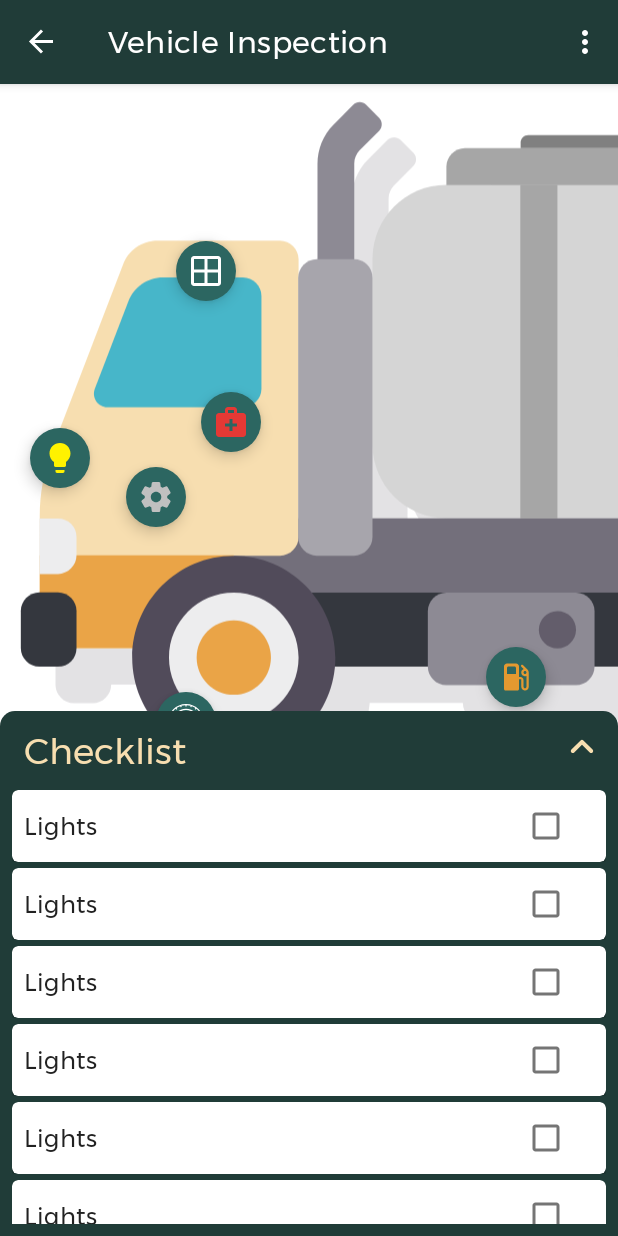
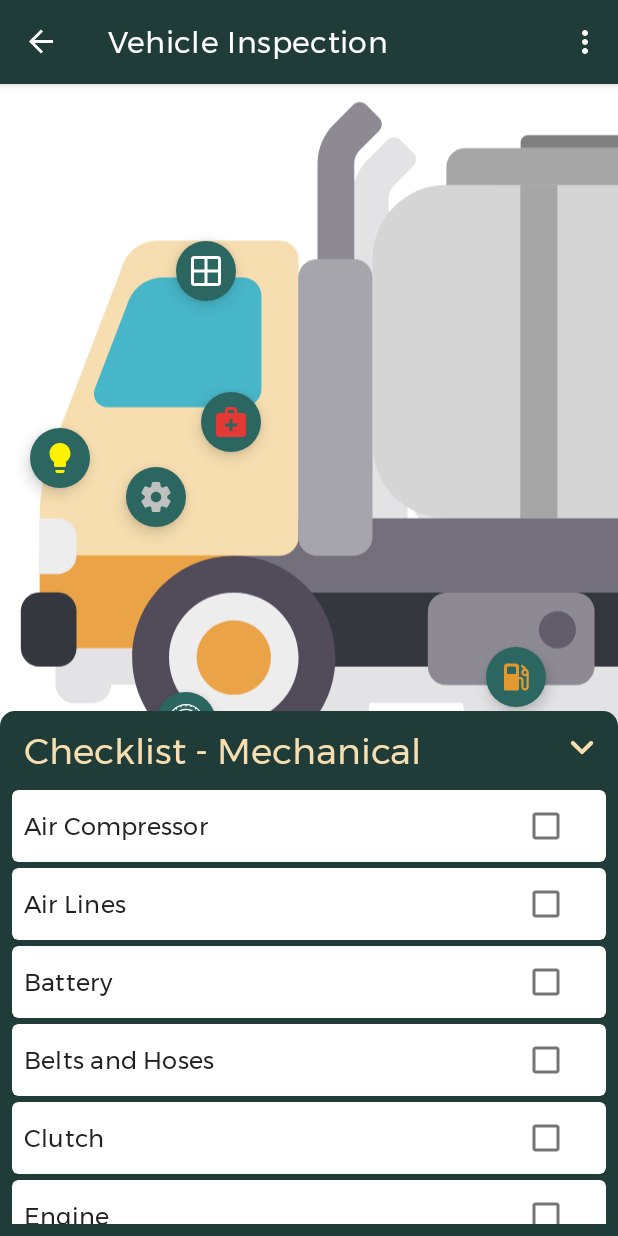
Before and after one commit to juanm707/CVMTools, an Android app: the VehicleChecklistFragment screen opened through its navigation route, in the options menu, after a tap on "Settings", on a phone screen of 412 x 824 dp. Run offline under Robolectric (Android 15) with nearby library versions, the phone set to English and light mode, and no system bars; our stand-ins replace navigation-ui; Roboto replaces fonts that are not available here.

Commit message:
checklist button clicks show list

```diff
--- a/app/src/main/java/com/example/cvmtools/adapter/ChecklistItemAdapter.kt
+++ b/app/src/main/java/com/example/cvmtools/adapter/ChecklistItemAdapter.kt
@@ -6,8 +6,10 @@ import android.view.ViewGroup
 import android.widget.TextView
 import androidx.recyclerview.widget.RecyclerView
 import com.example.cvmtools.R
+import com.example.cvmtools.model.ChecklistItemList
+import com.google.android.material.checkbox.MaterialCheckBox
 
-class ChecklistItemAdapter : RecyclerView.Adapter<ChecklistItemAdapter.ChecklistItemViewHolder>() {
+class ChecklistItemAdapter(private val list: ChecklistItemList, private val checkBoxListener: OnListCheckBoxListener) : RecyclerView.Adapter<ChecklistItemAdapter.ChecklistItemViewHolder>() {
 
     override fun onCreateViewHolder(parent: ViewGroup, viewType: Int): ChecklistItemViewHolder {
         val layout = LayoutInflater
@@ -17,15 +19,24 @@ class ChecklistItemAdapter : RecyclerView.Adapter<ChecklistItemAdapter.Checklist
     }
 
     override fun onBindViewHolder(holder: ChecklistItemViewHolder, position: Int) {
-        holder.checklistItem.text = "Lights"
+        val item = list.itemList[position]
+        holder.checklistItem.text = item.itemName
+        holder.checklistBox.isChecked = item.checked
+        holder.checklistBox.setOnCheckedChangeListener { buttonView, isChecked ->
+            checkBoxListener.onCheckboxClick(holder.adapterPosition, isChecked)
+        }
     }
 
     override fun getItemCount(): Int {
-        return 10
+        return list.itemList.size
     }
 
     class ChecklistItemViewHolder(itemView: View) : RecyclerView.ViewHolder(itemView) {
         val checklistItem: TextView = itemView.findViewById(R.id.checklistItem)
+        val checklistBox: MaterialCheckBox = itemView.findViewById(R.id.checklistBox)
     }
 
+    interface OnListCheckBoxListener {
+        fun onCheckboxClick(position: Int, isChecked: Boolean) {}
+    }
 }
--- a/app/src/main/java/com/example/cvmtools/fragment/VehicleChecklistFragment.kt
+++ b/app/src/main/java/com/example/cvmtools/fragment/VehicleChecklistFragment.kt
@@ -1,17 +1,24 @@
 package com.example.cvmtools.fragment
 
+import android.animation.ValueAnimator
 import android.os.Bundle
 import androidx.fragment.app.Fragment
 import android.view.LayoutInflater
 import android.view.View
 import android.view.ViewGroup
+import android.widget.ImageView
 import androidx.constraintlayout.widget.ConstraintLayout
+import androidx.fragment.app.viewModels
 import com.example.cvmtools.adapter.ChecklistItemAdapter
 import com.example.cvmtools.databinding.FragmentVehicleChecklistBinding
+import com.example.cvmtools.model.ChecklistSection
+import com.example.cvmtools.model.VehicleChecklistViewModel
 import com.google.android.material.bottomsheet.BottomSheetBehavior
 
 
-class VehicleChecklistFragment : Fragment() {
+class VehicleChecklistFragment : Fragment(), ChecklistItemAdapter.OnListCheckBoxListener {
+
+    private val vehicleChecklistViewModel: VehicleChecklistViewModel by viewModels()
 
     private lateinit var bottomSheetBehavior: BottomSheetBehavior<ConstraintLayout>
 
@@ -30,21 +37,99 @@ class VehicleChecklistFragment : Fragment() {
     override fun onViewCreated(view: View, savedInstanceState: Bundle?) {
         super.onViewCreated(view, savedInstanceState)
 
-        bottomSheetBehavior = BottomSheetBehavior.from(binding.bottomSheetLayout.vehicleChecklistBottomSheetContent)
-        bottomSheetBehavior.isDraggable = false
+        setUpBottomSheet()
         binding.bottomSheetLayout.checklistItemsRecyclerView.setHasFixedSize(true)
-        binding.bottomSheetLayout.checklistItemsRecyclerView.adapter = ChecklistItemAdapter()
-
-        binding.bottomSheetLayout.vehicleChecklistBottomSheetContent.setOnClickListener {
-            if (bottomSheetBehavior.state == BottomSheetBehavior.STATE_EXPANDED)
-                bottomSheetBehavior.state = BottomSheetBehavior.STATE_COLLAPSED
-            else
-                bottomSheetBehavior.state = BottomSheetBehavior.STATE_EXPANDED
-        }
+        setUpFAB()
     }
 
     override fun onDestroy() {
         super.onDestroy()
         _binding = null
     }
+
+    private fun setUpBottomSheet() {
+        bottomSheetBehavior = BottomSheetBehavior.from(binding.bottomSheetLayout.vehicleChecklistBottomSheetContent)
+        bottomSheetBehavior.isDraggable = false
+        binding.bottomSheetLayout.vehicleChecklistBottomSheetContent.setOnClickListener {
+            openOrCloseBottomSheet()
+        }
+    }
+
+    private fun openOrCloseBottomSheet() {
+        if (bottomSheetBehavior.state == BottomSheetBehavior.STATE_EXPANDED) {
+            bottomSheetBehavior.state = BottomSheetBehavior.STATE_COLLAPSED
+            getAnimationForArrow(binding.bottomSheetLayout.checklistUpIcon, 180F, 0F, 200).start()
+        }
+        else {
+            bottomSheetBehavior.state = BottomSheetBehavior.STATE_EXPANDED
+            getAnimationForArrow(binding.bottomSheetLayout.checklistUpIcon, 0F, 180F, 200).start()
+        }
+    }
+
+    private fun setUpFAB() {
+        binding.lightFAB.setOnClickListener {
+           setChecklist(ChecklistSection.LIGHT)
+        }
+
+        binding.interiorFAB.setOnClickListener {
+            setChecklist(ChecklistSection.INTERIOR)
+        }
+
+        binding.engineFAB.setOnClickListener {
+            setChecklist(ChecklistSection.ENGINE)
+        }
+
+        binding.emergencyFAB.setOnClickListener {
+            setChecklist(ChecklistSection.EMERGENCY)
+        }
+
+        binding.tireFAB.setOnClickListener {
+            setChecklist(ChecklistSection.TIRE)
+        }
+
+        binding.fuelFAB.setOnClickListener {
+            setChecklist(ChecklistSection.FUEL)
+        }
+
+        binding.cleanFAB.setOnClickListener {
+            setChecklist(ChecklistSection.CLEAN)
+        }
+
+        binding.rearFAB.setOnClickListener {
+            setChecklist(ChecklistSection.REAR)
+        }
+    }
+
+    private fun setChecklist(section: ChecklistSection) {
+        val list = vehicleChecklistViewModel.getList(section)
+        vehicleChecklistViewModel.currentSection = section
+        if (list != null) {
+            binding.bottomSheetLayout.checklistTitle.text = "Checklist - ${vehicleChecklistViewModel.getTitleSection(section)}"
+            binding.bottomSheetLayout.checklistItemsRecyclerView.visibility = View.VISIBLE
+            binding.bottomSheetLayout.checklistItemsRecyclerView.adapter = ChecklistItemAdapter(list, this)
+            binding.bottomSheetLayout.selectAreaText.visibility = View.GONE
+        } else {
+            // should not go here
+            binding.bottomSheetLayout.checklistItemsRecyclerView.visibility = View.GONE
+            binding.bottomSheetLayout.selectAreaText.visibility = View.VISIBLE
+            binding.bottomSheetLayout.selectAreaText.text = "No checklist available"
+        }
+        if (bottomSheetBehavior.state == BottomSheetBehavior.STATE_COLLAPSED)
+            getAnimationForArrow(binding.bottomSheetLayout.checklistUpIcon, 0F, 180F, 200).start()
+        bottomSheetBehavior.state = BottomSheetBehavior.STATE_EXPANDED
+    }
+
+    override fun onCheckboxClick(position: Int, isChecked: Boolean) {
+        vehicleChecklistViewModel.setItemChecked(position, isChecked)
+    }
+
+    private fun getAnimationForArrow(icon: ImageView, startRotation: Float, endRotation: Float, duration: Long): ValueAnimator {
+        val anim = ValueAnimator.ofFloat(startRotation, endRotation)
+        anim.addUpdateListener { valueAnimator ->
+            val newRotationValue = valueAnimator.animatedValue as Float
+            icon.rotation = newRotationValue
+        }
+        anim.duration = duration
+        return anim
+    }
 }
--- /dev/null
+++ b/app/src/main/java/com/example/cvmtools/model/ChecklistItemList.kt
@@ -0,0 +1,14 @@
+package com.example.cvmtools.model
+
+enum class ChecklistSection {
+    LIGHT, INTERIOR, ENGINE, EMERGENCY, TIRE, FUEL, CLEAN, REAR
+}
+
+class ChecklistItemList(
+    val itemList: MutableList<ChecklistItem>
+)
+
+class ChecklistItem(
+    var itemName: String,
+    var checked: Boolean = false
+)
--- a/app/src/main/res/layout/fragment_vehicle_checklist.xml
+++ b/app/src/main/res/layout/fragment_vehicle_checklist.xml
@@ -148,7 +148,7 @@
                         app:layout_constraintBottom_toBottomOf="parent"
                         app:layout_constraintEnd_toEndOf="parent"
                         app:layout_constraintTop_toTopOf="parent"
-                        app:tint="@color/work_order_grey_fill" />
+                        app:tint="@color/purple_200" />
 
                 </androidx.constraintlayout.widget.ConstraintLayout>
 
--- a/app/src/main/res/layout/vehicle_checklist_bottom_sheet.xml
+++ b/app/src/main/res/layout/vehicle_checklist_bottom_sheet.xml
@@ -40,6 +40,7 @@
         android:layout_marginTop="8dp"
         android:layout_marginEnd="8dp"
         android:layout_marginBottom="8dp"
+        android:visibility="gone"
         app:layoutManager="androidx.recyclerview.widget.LinearLayoutManager"
         app:layout_constraintBottom_toBottomOf="parent"
         app:layout_constraintEnd_toEndOf="parent"
@@ -47,4 +48,15 @@
         app:layout_constraintTop_toBottomOf="@id/checklistTitle"
         tools:listitem="@layout/checklist_item"/>
 
+    <TextView
+        android:id="@+id/selectAreaText"
+        android:layout_width="wrap_content"
+        android:layout_height="wrap_content"
+        android:text="Select a vehicle area to get started"
+        android:textColor="@color/secondaryColor"
+        app:layout_constraintBottom_toBottomOf="parent"
+        app:layout_constraintEnd_toEndOf="parent"
+        app:layout_constraintStart_toStartOf="parent"
+        app:layout_constraintTop_toBottomOf="@id/checklistTitle" />
+
 </androidx.constraintlayout.widget.ConstraintLayout>
--- a/app/src/main/res/navigation/nav_graph.xml
+++ b/app/src/main/res/navigation/nav_graph.xml
@@ -25,6 +25,10 @@
             app:destination="@id/workOrderOptionsFragment" />
         <action
             android:id="@+id/action_selectTaskFragment_to_vehicleChecklistFragment"
+            app:enterAnim="@anim/slide_in"
+            app:exitAnim="@anim/fade_out"
+            app:popExitAnim="@android:anim/slide_out_right"
+            app:popEnterAnim="@android:anim/slide_in_left"
             app:destination="@id/vehicleChecklistFragment" />
     </fragment>
     <fragment
--- a/build.gradle
+++ b/build.gradle
@@ -8,7 +8,7 @@ buildscript {
         jcenter()
     }
     dependencies {
-        classpath 'com.android.tools.build:gradle:7.0.0'
+        classpath 'com.android.tools.build:gradle:7.0.1'
         classpath "org.jetbrains.kotlin:kotlin-gradle-plugin:1.5.21"
         classpath "androidx.navigation:navigation-safe-args-gradle-plugin:$nav_version"
 
```
Also changed, not shown: app/src/main/java/com/example/cvmtools/model/VehicleChecklistViewModel.kt (added, +158 -0 lines).
